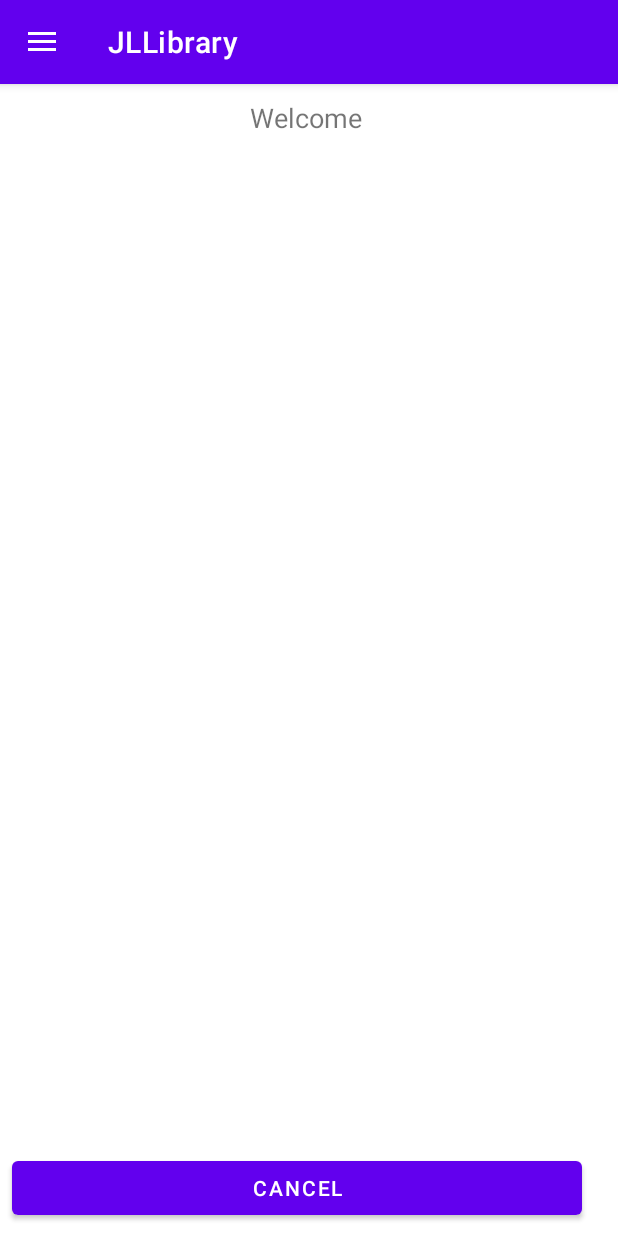
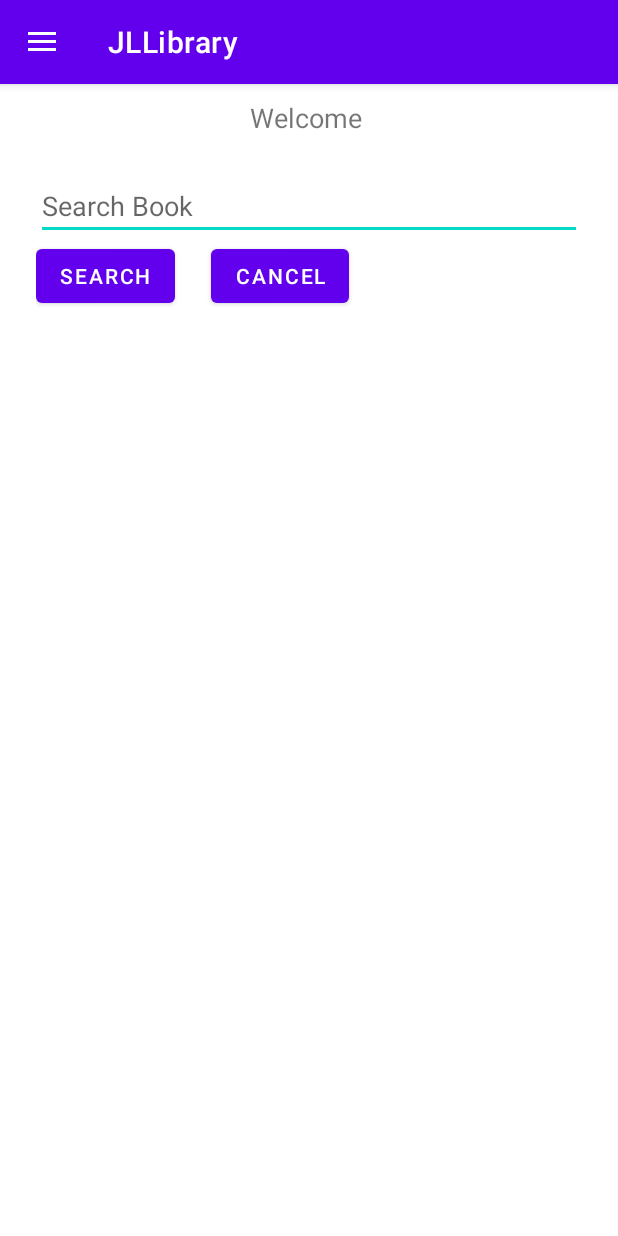
Before and after one commit to Jianxuan-Li/android-F22-Assignment2-Library, an Android app: the HomeActivity screen opened directly, with no data from a screen before it, in the side drawer, after a tap on "Issue Book", on a phone screen of 412 x 824 dp. Run offline under Robolectric (Android 15) with nearby library versions, the phone set to English and light mode, and no system bars.

Commit message:
feat: search

```diff
--- a/app/src/main/java/jianxuan/li/jllibrary/HomeActivity.java
+++ b/app/src/main/java/jianxuan/li/jllibrary/HomeActivity.java
@@ -66,9 +66,10 @@ public class HomeActivity extends AppCompatActivity {
                     fragment = new AddBookFragment();
                     break;
                 case R.id.nav_issue:
-
                 case R.id.nav_return:
                 case R.id.nav_search:
+                    fragment = new SearchBookFragment();
+                    break;
                 case R.id.nav_list:
                     fragment = new ListBookFragment();
                     break;
--- /dev/null
+++ b/app/src/main/java/jianxuan/li/jllibrary/SearchBookFragment.java
@@ -0,0 +1,74 @@
+package jianxuan.li.jllibrary;
+
+import android.os.Bundle;
+
+import androidx.fragment.app.Fragment;
+
+import android.view.LayoutInflater;
+import android.view.View;
+import android.view.ViewGroup;
+import android.widget.Button;
+import android.widget.EditText;
+import android.widget.TextView;
+import android.widget.Toast;
+
+import jianxuan.li.jllibrary.data.Book;
+import jianxuan.li.jllibrary.data.StockModel;
+
+public class SearchBookFragment extends Fragment {
+    View v;
+
+    TextView txtBookId, txtTitle, txtPublisher, txtISBN, txtPrice, txtQtyStock;
+    Button btnCancel, btnSearch;
+    EditText edtBookId;
+
+    @Override
+    public View onCreateView(LayoutInflater inflater, ViewGroup container,
+                             Bundle savedInstanceState) {
+        // Inflate the layout for this fragment
+        v = inflater.inflate(R.layout.fragment_search_book, container, false);
+
+        txtBookId = v.findViewById(R.id.txtBookId);
+        txtTitle = v.findViewById(R.id.txtBookTitle);
+        txtPublisher = v.findViewById(R.id.txtPublisher);
+        txtISBN = v.findViewById(R.id.txtISBN);
+        txtPrice = v.findViewById(R.id.txtPrice);
+        txtQtyStock = v.findViewById(R.id.txtQtyStock);
+
+        btnCancel = v.findViewById(R.id.btnCancel);
+        btnSearch = v.findViewById(R.id.btnSearch);
+
+        edtBookId = v.findViewById(R.id.edtBookId);
+
+        btnCancel.setOnClickListener(new View.OnClickListener() {
+            @Override
+            public void onClick(View v) {
+                getActivity().getSupportFragmentManager().beginTransaction().remove(SearchBookFragment.this).commit();
+            }
+        });
+
+        btnSearch.setOnClickListener(new View.OnClickListener() {
+            @Override
+            public void onClick(View v) {
+                Toast.makeText(getContext(), "Searching...", Toast.LENGTH_SHORT).show();
+                String bookId = edtBookId.getText().toString();
+                int bookIdInt = Integer.parseInt(bookId);
+                Book book = new StockModel(getContext()).getBook(bookIdInt);
+
+                if (book == null) {
+                    Toast.makeText(getContext(), "Book not found", Toast.LENGTH_SHORT).show();
+                    return;
+                }
+
+                txtBookId.setText("Book Id: " + String.valueOf(book.getId()));
+                txtTitle.setText("Book title: " + book.getBookTitle());
+                txtPublisher.setText("Publisher: " + book.getPublisher());
+                txtISBN.setText("ISBN: " + book.getIsbn());
+                txtPrice.setText("Price: $" + String.valueOf(book.getPrice()));
+                txtQtyStock.setText("Stack: " + String.valueOf(book.getQtyStock()));
+            }
+        });
+
+        return v;
+    }
+}
--- a/app/src/main/java/jianxuan/li/jllibrary/data/Book.java
+++ b/app/src/main/java/jianxuan/li/jllibrary/data/Book.java
@@ -11,6 +11,7 @@ public class Book {
             }
      */
 
+    private int id;
     private String isbn;
     private String bookTitle;
     private String publisher;
@@ -18,6 +19,10 @@ public class Book {
     private double price;
 
     // getters and setters
+    public int getId() { return id; }
+
+    public void setId(int id) { this.id = id; }
+
     public String getIsbn() {
         return isbn;
     }
--- /dev/null
+++ b/app/src/main/res/layout/fragment_search_book.xml
@@ -0,0 +1,94 @@
+<?xml version="1.0" encoding="utf-8"?>
+<FrameLayout xmlns:android="http://schemas.android.com/apk/res/android"
+    xmlns:tools="http://schemas.android.com/tools"
+    android:layout_width="match_parent"
+    android:layout_height="match_parent"
+    tools:context=".SearchBookFragment">
+
+    <LinearLayout
+        android:layout_width="match_parent"
+        android:layout_height="wrap_content"
+        android:orientation="vertical"
+        android:padding="24dp">
+        >
+
+        <EditText
+            android:layout_width="match_parent"
+            android:layout_height="wrap_content"
+            android:hint="Search Book"
+            android:id="@+id/edtBookId"
+            android:inputType="text"/>
+
+        <LinearLayout
+            android:layout_width="match_parent"
+            android:layout_height="wrap_content"
+            android:orientation="horizontal"
+            >
+            <Button
+                android:id="@+id/btnSearch"
+                android:layout_width="wrap_content"
+                android:layout_height="wrap_content"
+                android:text="@string/search"
+                />
+
+            <Button
+                android:id="@+id/btnCancel"
+                android:layout_marginLeft="24dp"
+                android:layout_width="wrap_content"
+                android:layout_height="wrap_content"
+                android:text="@string/cancel"
+                />
+        </LinearLayout>
+
+        <LinearLayout
+            android:layout_width="match_parent"
+            android:layout_height="wrap_content"
+            android:orientation="vertical">
+
+            <TextView
+                android:id="@+id/txtBookId"
+                android:layout_width="match_parent"
+                android:layout_height="wrap_content"
+                android:textSize="18sp"
+                />
+
+            <TextView
+                android:id="@+id/txtBookTitle"
+                android:layout_width="match_parent"
+                android:layout_height="wrap_content"
+                android:textSize="18sp"
+                />
+
+            <TextView
+                android:id="@+id/txtISBN"
+                android:layout_width="match_parent"
+                android:layout_height="wrap_content"
+                android:textSize="18sp"
+                />
+
+            <TextView
+                android:id="@+id/txtPublisher"
+                android:layout_width="match_parent"
+                android:layout_height="wrap_content"
+                android:textSize="18sp"
+                />
+
+            <TextView
+                android:id="@+id/txtQtyStock"
+                android:layout_width="match_parent"
+                android:layout_height="wrap_content"
+                android:textSize="18sp"
+                />
+
+            <TextView
+                android:id="@+id/txtPrice"
+                android:layout_width="match_parent"
+                android:layout_height="wrap_content"
+                android:textSize="18sp"
+                />
+
+        </LinearLayout>
+
+    </LinearLayout>
+
+</FrameLayout>
--- a/app/src/main/res/values/strings.xml
+++ b/app/src/main/res/values/strings.xml
@@ -31,4 +31,5 @@
     <string name="price">Price</string>
     <string name="add_book">Save</string>
     <string name="cancel">Cancel</string>
+    <string name="search">Search</string>
 </resources>
```
Also changed, not shown: app/src/main/java/jianxuan/li/jllibrary/data/StockModel.java (+36 -5 lines).
